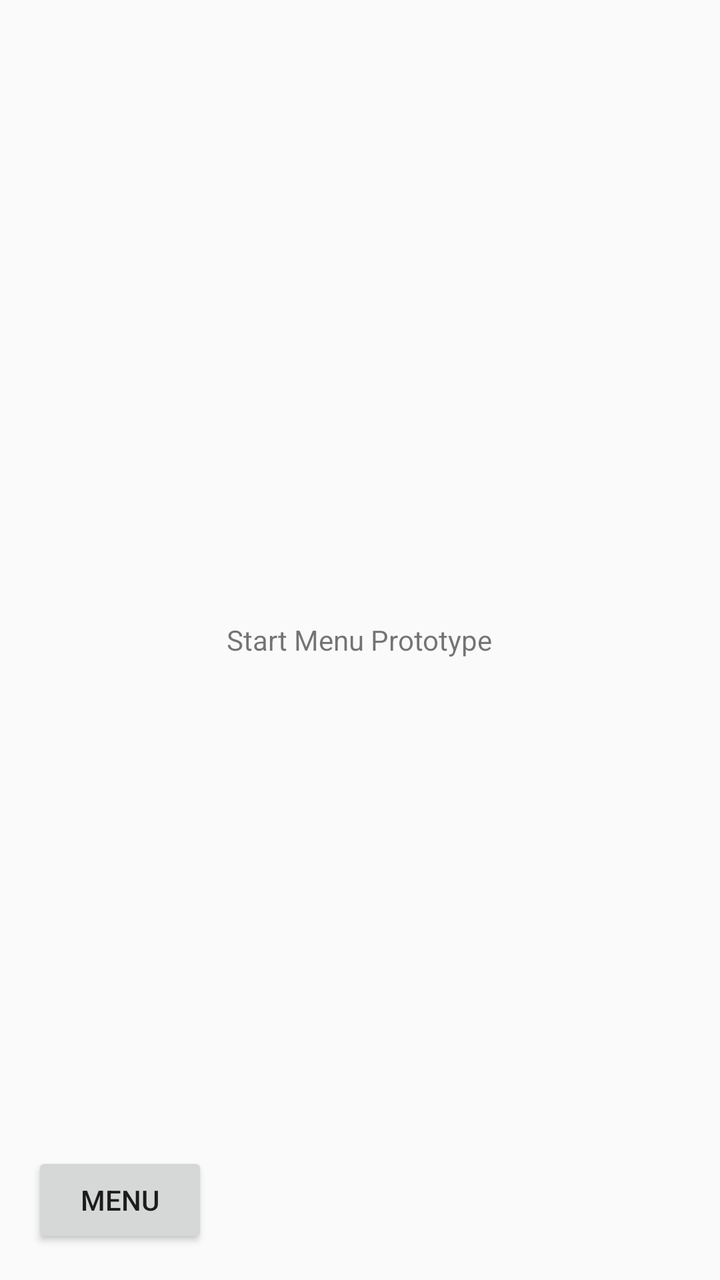
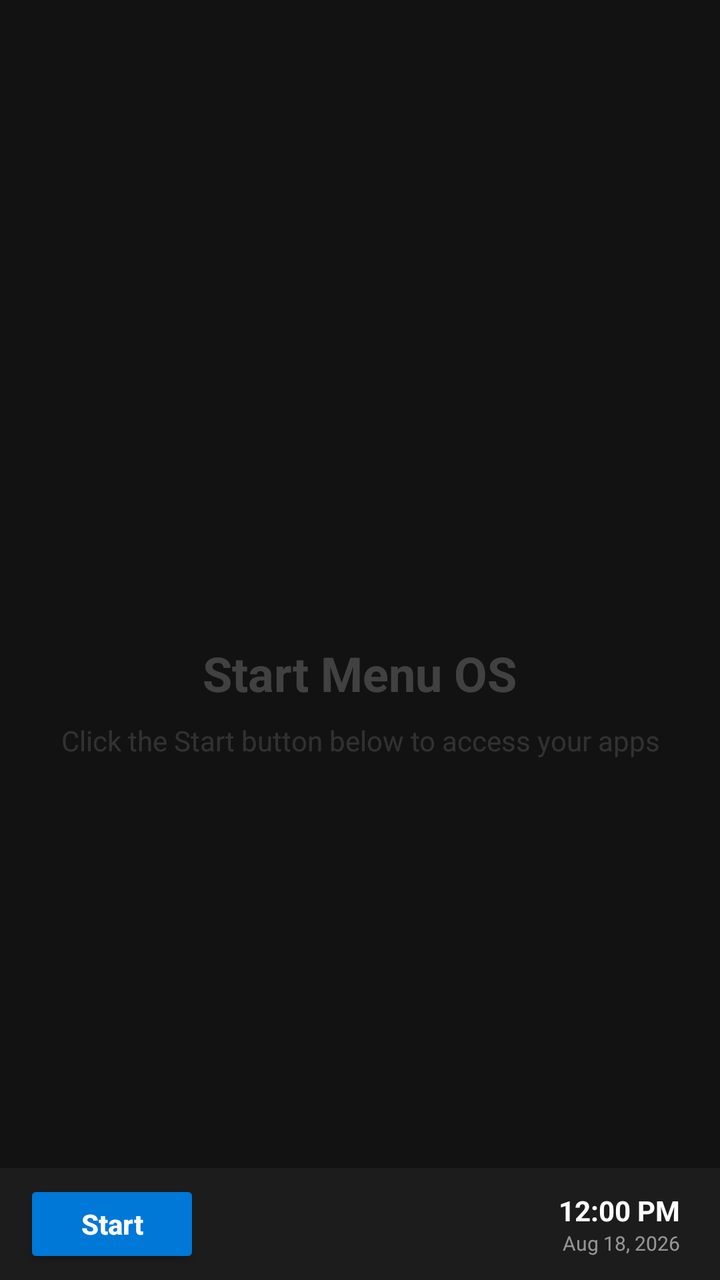

An Android layout rendered at two revisions. The XML below is the earlier revision; the diff shows what the commit changed to produce the second picture.
<!-- AndroidManifest.xml: application theme Theme.AppCompat.Light.DarkActionBar -->
<!-- res/layout/activity_main.xml -->
<?xml version="1.0" encoding="utf-8"?>
<RelativeLayout xmlns:android="http://schemas.android.com/apk/res/android"
    android:layout_width="match_parent"
    android:layout_height="match_parent"
    android:padding="16dp">

    <Button
        android:id="@+id/btn_menu"
        android:layout_width="wrap_content"
        android:layout_height="wrap_content"
        android:text="Menu"
        android:layout_alignParentBottom="true"
        android:layout_alignParentStart="true" />

    <TextView
        android:layout_width="wrap_content"
        android:layout_height="wrap_content"
        android:text="Start Menu Prototype"
        android:layout_centerInParent="true" />
</RelativeLayout>
<!-- resources referenced by this layout -->
<resources>

</resources>

<!-- the commit's change to res/layout/activity_main.xml (unified diff, before → after) -->
@@ -1,20 +1,196 @@
 <?xml version="1.0" encoding="utf-8"?>
 <RelativeLayout xmlns:android="http://schemas.android.com/apk/res/android"
+    xmlns:app="http://schemas.android.com/apk/res-auto"
     android:layout_width="match_parent"
     android:layout_height="match_parent"
-    android:padding="16dp">
+    android:background="#121212">
 
-    <Button
-        android:id="@+id/btn_menu"
-        android:layout_width="wrap_content"
-        android:layout_height="wrap_content"
-        android:text="Menu"
+    
+    <LinearLayout
+        android:id="@+id/desktop_area"
+        android:layout_width="match_parent"
+        android:layout_height="match_parent"
+        android:layout_above="@id/taskbar"
+        android:orientation="vertical"
+        android:gravity="center"
+        android:padding="24dp">
+
+        <ImageView
+            android:layout_width="100dp"
+            android:layout_height="100dp"
+            android:src="@android:drawable/sym_def_app_icon"
+            android:alpha="0.2"
+            android:contentDescription="Desktop Logo" />
+
+        <TextView
+            android:layout_width="wrap_content"
+            android:layout_height="wrap_content"
+            android:text="Start Menu OS"
+            android:textColor="#33FFFFFF"
+            android:textSize="24sp"
+            android:textStyle="bold"
+            android:layout_marginTop="16dp" />
+
+        <TextView
+            android:layout_width="wrap_content"
+            android:layout_height="wrap_content"
+            android:text="Click the Start button below to access your apps"
+            android:textColor="#22FFFFFF"
+            android:textSize="14sp"
+            android:layout_marginTop="8dp"
+            android:gravity="center" />
+    </LinearLayout>
+
+    
+    <com.google.android.material.card.MaterialCardView
+        android:id="@+id/start_menu_panel"
+        android:layout_width="320dp"
+        android:layout_height="450dp"
+        android:layout_above="@id/taskbar"
+        android:layout_alignParentStart="true"
+        android:layout_marginStart="12dp"
+        android:layout_marginBottom="8dp"
+        android:visibility="gone"
+        app:cardBackgroundColor="#1F1F1F"
+        app:cardCornerRadius="12dp"
+        app:cardElevation="16dp"
+        app:strokeColor="#33FFFFFF"
+        app:strokeWidth="1dp">
+
+        <LinearLayout
+            android:layout_width="match_parent"
+            android:layout_height="match_parent"
+            android:orientation="vertical"
+            android:padding="12dp">
+
+            
+            <EditText
+                android:id="@+id/search_apps"
+                android:layout_width="match_parent"
+                android:layout_height="44dp"
+                android:background="@android:color/transparent"
+                android:hint="Search apps..."
+                android:textColorHint="#66FFFFFF"
+                android:textColor="#FFFFFF"
+                android:maxLines="1"
+                android:singleLine="true"
+                android:paddingStart="8dp"
+                android:paddingEnd="8dp"
+                android:drawableStart="@android:drawable/ic_menu_search"
+                android:drawablePadding="8dp" />
+
+            <View
+                android:layout_width="match_parent"
+                android:layout_height="1dp"
+                android:background="#33FFFFFF"
+                android:layout_marginTop="8dp"
+                android:layout_marginBottom="8dp" />
+
+            
+            <ListView
+                android:id="@+id/apps_list"
+                android:layout_width="match_parent"
+                android:layout_height="0dp"
+                android:layout_weight="1"
+                android:divider="#22FFFFFF"
+                android:dividerHeight="1dp" />
+
+            <View
+                android:layout_width="match_parent"
+                android:layout_height="1dp"
+                android:background="#33FFFFFF"
+                android:layout_marginTop="8dp"
+                android:layout_marginBottom="8dp" />
+
+            
+            <LinearLayout
+                android:layout_width="match_parent"
+                android:layout_height="wrap_content"
+                android:orientation="horizontal"
+                android:gravity="center_vertical">
+
+                <Button
+                    android:id="@+id/btn_settings"
+                    style="@style/Widget.MaterialComponents.Button.TextButton"
+                    android:layout_width="wrap_content"
+                    android:layout_height="wrap_content"
+                    android:text="Settings"
+                    android:textColor="#0078D7"
+                    android:textSize="12sp" />
+
+                <View
+                    android:layout_width="0dp"
+                    android:layout_height="wrap_content"
+                    android:layout_weight="1" />
+
+                <Button
+                    android:id="@+id/btn_close_menu"
+                    style="@style/Widget.MaterialComponents.Button.TextButton"
+                    android:layout_width="wrap_content"
+                    android:layout_height="wrap_content"
+                    android:text="Close"
+                    android:textColor="#FF4444"
+                    android:textSize="12sp" />
+            </LinearLayout>
+
+        </LinearLayout>
+    </com.google.android.material.card.MaterialCardView>
+
+    
+    <LinearLayout
+        android:id="@+id/taskbar"
+        android:layout_width="match_parent"
+        android:layout_height="56dp"
         android:layout_alignParentBottom="true"
-        android:layout_alignParentStart="true" />
+        android:background="#1C1C1C"
+        android:orientation="horizontal"
+        android:gravity="center_vertical"
+        android:paddingStart="12dp"
+        android:paddingEnd="12dp"
+        android:elevation="8dp">
 
-    <TextView
-        android:layout_width="wrap_content"
-        android:layout_height="wrap_content"
-        android:text="Start Menu Prototype"
-        android:layout_centerInParent="true" />
+        
+        <Button
+            android:id="@+id/btn_menu"
+            android:layout_width="wrap_content"
+            android:layout_height="44dp"
+            android:text="Start"
+            android:textAllCaps="false"
+            android:textStyle="bold"
+            android:backgroundTint="#0078D7"
+            android:textColor="#FFFFFF" />
+
+        <View
+            android:layout_width="0dp"
+            android:layout_height="wrap_content"
+            android:layout_weight="1" />
+
+        
+        <LinearLayout
+            android:layout_width="wrap_content"
+            android:layout_height="wrap_content"
+            android:orientation="vertical"
+            android:gravity="end"
+            android:paddingStart="8dp"
+            android:paddingEnd="8dp">
+
+            <TextView
+                android:id="@+id/tray_clock"
+                android:layout_width="wrap_content"
+                android:layout_height="wrap_content"
+                android:text="12:00 PM"
+                android:textColor="#FFFFFF"
+                android:textSize="14sp"
+                android:textStyle="bold" />
+
+            <TextView
+                android:id="@+id/tray_date"
+                android:layout_width="wrap_content"
+                android:layout_height="wrap_content"
+                android:text="Aug 18, 2026"
+                android:textColor="#88FFFFFF"
+                android:textSize="10sp" />
+        </LinearLayout>
+    </LinearLayout>
+
 </RelativeLayout>
